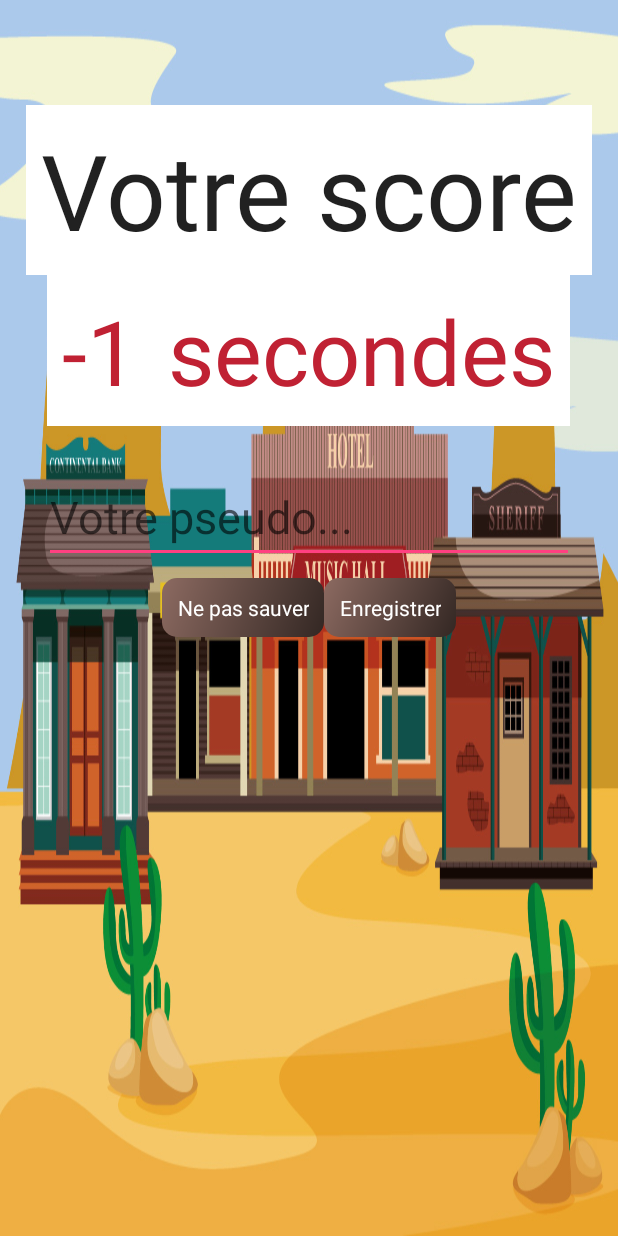
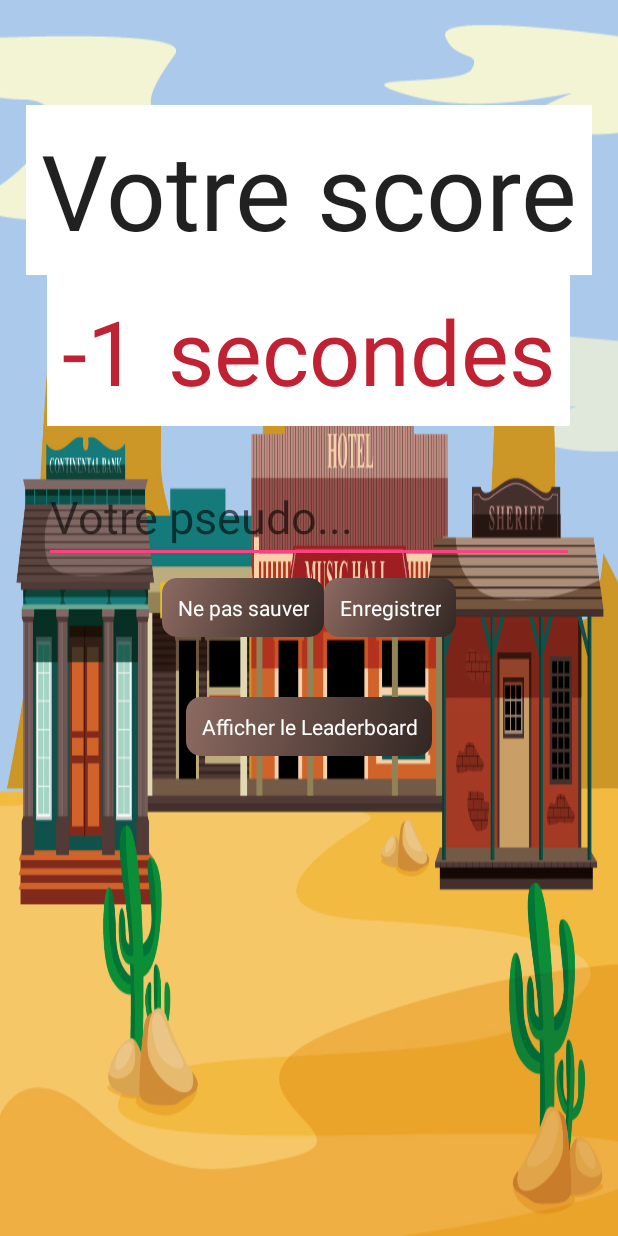
Before and after one commit to NitriKx/M2DL-FHCI-Challenge, an Android app: the NouveauScoreActivity screen opened directly, with no data from a screen before it, on a phone screen of 412 x 824 dp. Run offline under Robolectric (Android 15) with nearby library versions, the phone set to English and light mode, and no system bars.

Commit message:
Le leaderboard dessine maintenant le tableau et gère les retours entre écrans

```diff
--- a/app/src/main/res/layout/activity_nouveau_score_pseudo.xml
+++ b/app/src/main/res/layout/activity_nouveau_score_pseudo.xml
@@ -80,5 +80,19 @@
                 android:text="Enregistrer" />
         </LinearLayout>
 
+        <LinearLayout
+            android:orientation="horizontal"
+            android:layout_width="wrap_content"
+            android:layout_height="wrap_content"
+            android:paddingTop="40dp">
+
+            <Button
+                android:layout_width="wrap_content"
+                android:layout_height="wrap_content"
+                android:text="Afficher le Leaderboard"
+                android:id="@+id/leaderboard_bouton_afficher_leaderboard"
+                android:onClick="showLeaderboard" />
+        </LinearLayout>
+
     </LinearLayout>
 </FrameLayout>
--- a/app/src/main/res/values/strings.xml
+++ b/app/src/main/res/values/strings.xml
@@ -5,4 +5,5 @@
     <string name="dummy_button">Dummy Button</string>
     <string name="dummy_content">DUMMY\nCONTENT</string>
     <string name="nouveau_score_result_label_text">Votre score</string>
+    <string name="leaderboard_pas_de_score_enregistre">Aucun score enregistré</string>
 </resources>
```
Also changed, not shown: app/src/main/java/com/lifo/cowboy/CowboyApplication.java (+9 -0 lines), app/src/main/java/com/lifo/cowboy/NouveauScoreActivity.java (+94 -14 lines), app/src/main/java/com/lifo/cowboy/modele/Score.java (+5 -2 lines).
